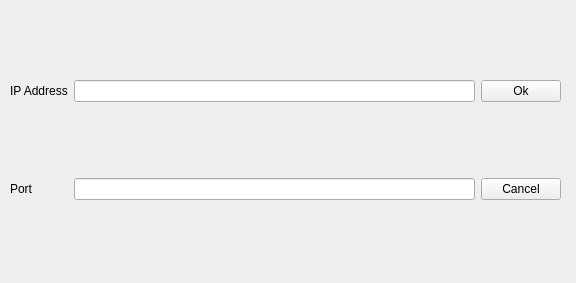
First picture: the form in connect_session.ui, repository awesomebil/simple_chat, before the edit.
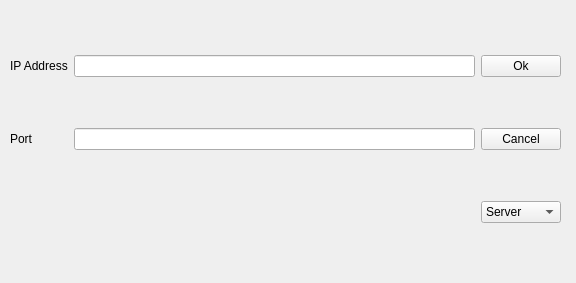
Second picture: the form after the edit.

Commit message: Added some actions and interaction between GUI and backend as well as added a full abstraction layer for a message server class. Lots of bugs and issues still to fix but minimal working version achieved.

What changed in the file:
```diff
--- a/connect_session.ui
+++ b/connect_session.ui
@@ -57,6 +57,20 @@
       </property>
      </widget>
     </item>
+    <item row="3" column="2">
+     <widget class="QComboBox" name="role_selector">
+      <item>
+       <property name="text">
+        <string>Server</string>
+       </property>
+      </item>
+      <item>
+       <property name="text">
+        <string>Client</string>
+       </property>
+      </item>
+     </widget>
+    </item>
    </layout>
   </widget>
  </widget>
```
Left out of the diff: 20 changed lines with no effect on the pictures. The commit also changes 12 other files.
